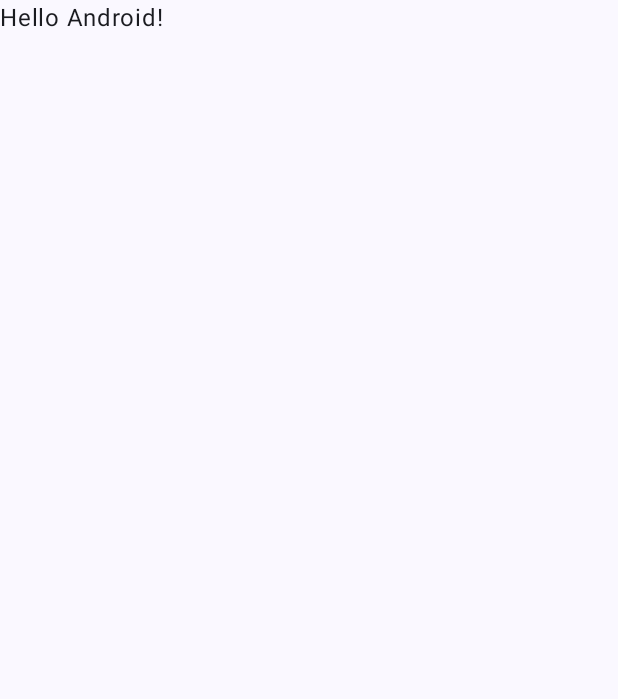
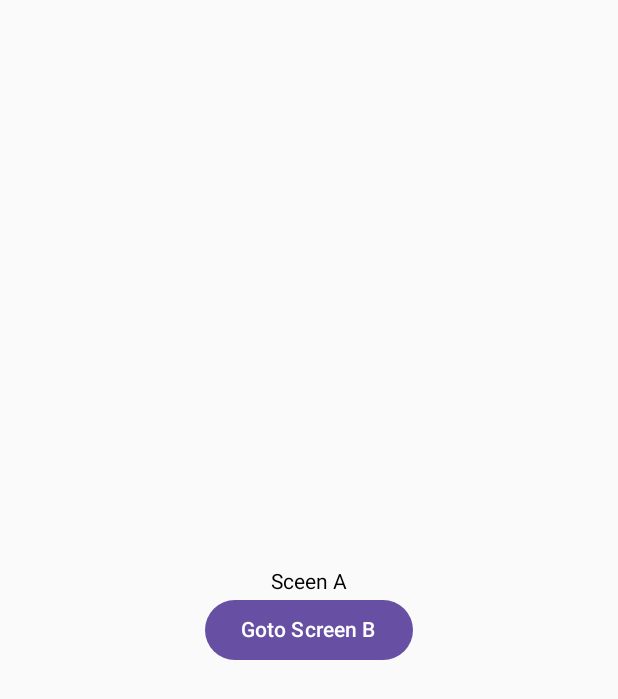
Before and after one commit to LatifulBariPappu/Navigation, an Android app built with Jetpack Compose: the screen it shows after launch (MainActivity), on a phone screen of 412 x 824 dp. Before the commit the part shown is almost empty. Shown: the top 699 px of the screen. Run offline under Robolectric (Android 15) with nearby library versions, the phone set to English and light mode, and no system bars.

Commit message:
set NavController

```diff
--- a/app/build.gradle.kts
+++ b/app/build.gradle.kts
@@ -66,4 +66,6 @@ dependencies {
     androidTestImplementation(libs.androidx.ui.test.junit4)
     debugImplementation(libs.androidx.ui.tooling)
     debugImplementation(libs.androidx.ui.test.manifest)
+    val nav_version = "2.8.1"
+    implementation(libs.androidx.navigation.compose)
 }
--- a/app/src/main/java/com/example/navigation/MainActivity.kt
+++ b/app/src/main/java/com/example/navigation/MainActivity.kt
@@ -11,6 +11,9 @@ import androidx.compose.material3.Text
 import androidx.compose.runtime.Composable
 import androidx.compose.ui.Modifier
 import androidx.compose.ui.tooling.preview.Preview
+import androidx.navigation.compose.NavHost
+import androidx.navigation.compose.composable
+import androidx.navigation.compose.rememberNavController
 import com.example.navigation.ui.theme.NavigationTheme
 
 class MainActivity : ComponentActivity() {
@@ -18,30 +21,15 @@ class MainActivity : ComponentActivity() {
         super.onCreate(savedInstanceState)
         enableEdgeToEdge()
         setContent {
-            NavigationTheme {
-                Scaffold(modifier = Modifier.fillMaxSize()) { innerPadding ->
-                    Greeting(
-                        name = "Android",
-                        modifier = Modifier.padding(innerPadding)
-                    )
+            val navController = rememberNavController()
+            NavHost(navController = navController, startDestination ="screen_A" , builder ={
+                composable("screen_A",){
+                    ScrennA(navController)
                 }
-            }
+                composable("screen_B",){
+                    ScrennB()
+                }
+            })
         }
     }
 }
-
-@Composable
-fun Greeting(name: String, modifier: Modifier = Modifier) {
-    Text(
-        text = "Hello $name!",
-        modifier = modifier
-    )
-}
-
-@Preview(showBackground = true)
-@Composable
-fun GreetingPreview() {
-    NavigationTheme {
-        Greeting("Android")
-    }
-}
--- /dev/null
+++ b/app/src/main/java/com/example/navigation/ScreenA.kt
@@ -0,0 +1,27 @@
+package com.example.navigation
+
+import androidx.compose.foundation.layout.Arrangement
+import androidx.compose.foundation.layout.Column
+import androidx.compose.foundation.layout.fillMaxSize
+import androidx.compose.material3.Button
+import androidx.compose.material3.Text
+import androidx.compose.runtime.Composable
+import androidx.compose.ui.Alignment
+import androidx.compose.ui.Modifier
+import androidx.navigation.NavController
+
+
+@Composable
+fun ScrennA(navController: NavController){
+    Column (
+        Modifier.fillMaxSize(),
+        horizontalAlignment = Alignment.CenterHorizontally,
+        verticalArrangement = Arrangement.Center
+    ){
+        Text(text = "Sceen A")
+        Button(onClick = {  }) {
+            Text(text = "Goto Screen B")
+
+        }
+    }
+}
```
Also changed, not shown: app/src/main/java/com/example/navigation/SceenB.kt (added, +21 -0 lines).
